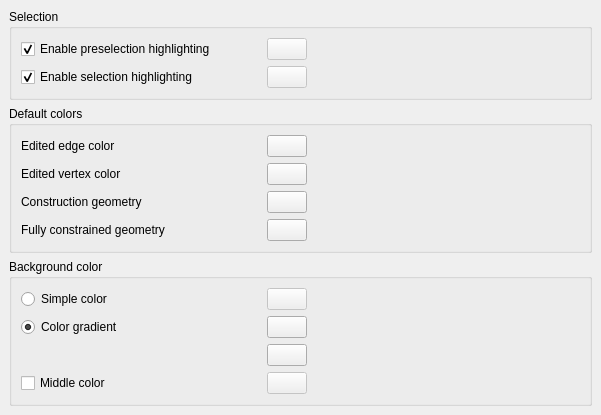
berndhahnebach/All_FreeCAD, file src/Gui/DlgSettingsViewColor.ui: the form before one commit.
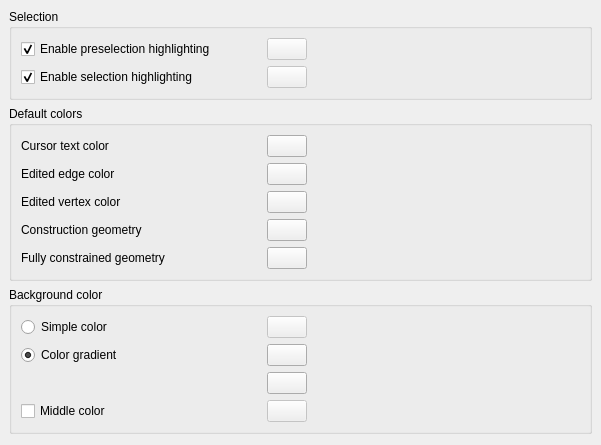
The form after the commit. Custom widgets are drawn as their Qt base class.

Commit message: Allow to customize cursor text color in sketcher

Diff of the .ui file:
```diff
--- a/src/Gui/DlgSettingsViewColor.ui
+++ b/src/Gui/DlgSettingsViewColor.ui
@@ -7,7 +7,7 @@
     <x>0</x>
     <y>0</y>
     <width>601</width>
-    <height>407</height>
+    <height>445</height>
    </rect>
   </property>
   <property name="windowTitle">
@@ -369,7 +369,7 @@
         <property name="spacing">
          <number>6</number>
         </property>
-        <item row="0" column="0">
+        <item row="1" column="0">
          <widget class="QLabel" name="label">
           <property name="minimumSize">
            <size>
@@ -382,28 +382,28 @@
           </property>
          </widget>
         </item>
-        <item row="1" column="0">
+        <item row="2" column="0">
          <widget class="QLabel" name="label_2">
           <property name="text">
            <string>Edited vertex color</string>
           </property>
          </widget>
         </item>
-        <item row="2" column="0">
+        <item row="3" column="0">
          <widget class="QLabel" name="label_3">
           <property name="text">
            <string>Construction geometry</string>
           </property>
          </widget>
         </item>
-        <item row="3" column="0">
+        <item row="4" column="0">
          <widget class="QLabel" name="label_4">
           <property name="text">
            <string>Fully constrained geometry</string>
           </property>
          </widget>
         </item>
-        <item row="2" column="1">
+        <item row="3" column="1">
          <widget class="Gui::PrefColorButton" name="ConstructionColor">
           <property name="toolTip">
            <string>The color of construction geometry in edit mode</string>
@@ -423,7 +423,7 @@
           </property>
          </widget>
         </item>
-        <item row="3" column="1">
+        <item row="4" column="1">
          <widget class="Gui::PrefColorButton" name="FullyConstrainedColor">
           <property name="toolTip">
            <string>The color of fully constrained geometry in edit mode</string>
@@ -443,7 +443,7 @@
           </property>
          </widget>
         </item>
-        <item row="1" column="1">
+        <item row="2" column="1">
          <widget class="Gui::PrefColorButton" name="EditedVertexColor">
           <property name="toolTip">
            <string>The color of vertices being edited</string>
@@ -463,7 +463,7 @@
           </property>
          </widget>
         </item>
-        <item row="0" column="1">
+        <item row="1" column="1">
          <widget class="Gui::PrefColorButton" name="EditedEdgeColor">
           <property name="toolTip">
            <string>The color of edges being edited</string>
@@ -483,6 +483,30 @@
           </property>
          </widget>
         </item>
+        <item row="0" column="0">
+         <widget class="QLabel" name="label_5">
+          <property name="text">
+           <string>Cursor text color</string>
+          </property>
+         </widget>
+        </item>
+        <item row="0" column="1">
+         <widget class="Gui::PrefColorButton" name="CursorTextColor">
+          <property name="color">
+           <color>
+            <red>0</red>
+            <green>0</green>
+            <blue>255</blue>
+           </color>
+          </property>
+          <property name="prefEntry" stdset="0">
+           <cstring>CursorTextColor</cstring>
+          </property>
+          <property name="prefPath" stdset="0">
+           <cstring>View</cstring>
+          </property>
+         </widget>
+        </item>
        </layout>
       </item>
       <item row="0" column="1">
```
Left out of the diff: 5 changed lines with no effect on the pictures. The commit also changes 2 other files.
